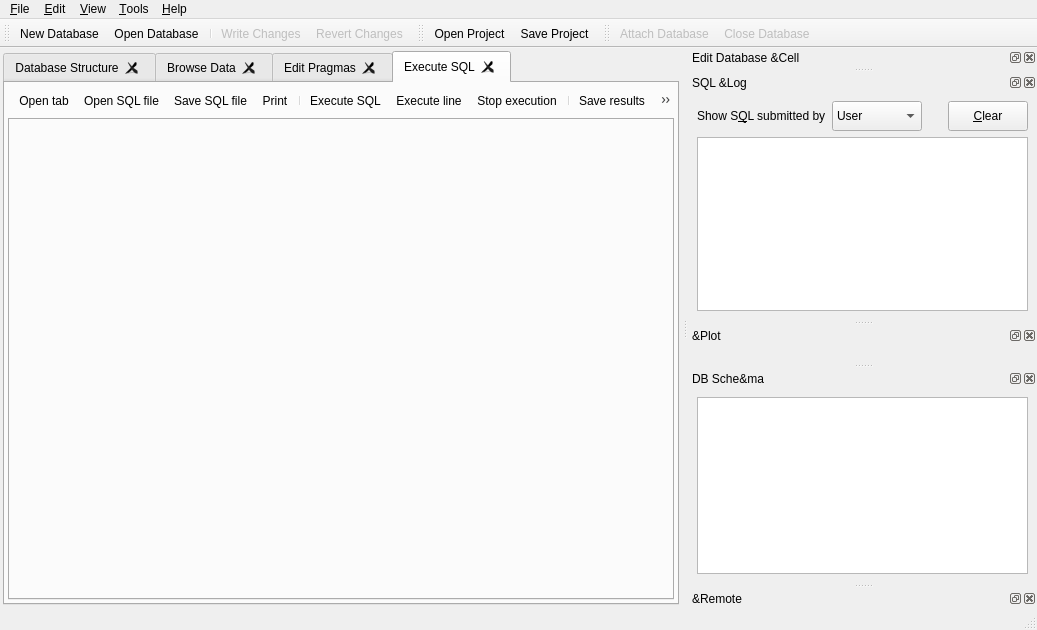
sqlitebrowser/sqlitebrowser, file src/MainWindow.ui: the form before one commit.
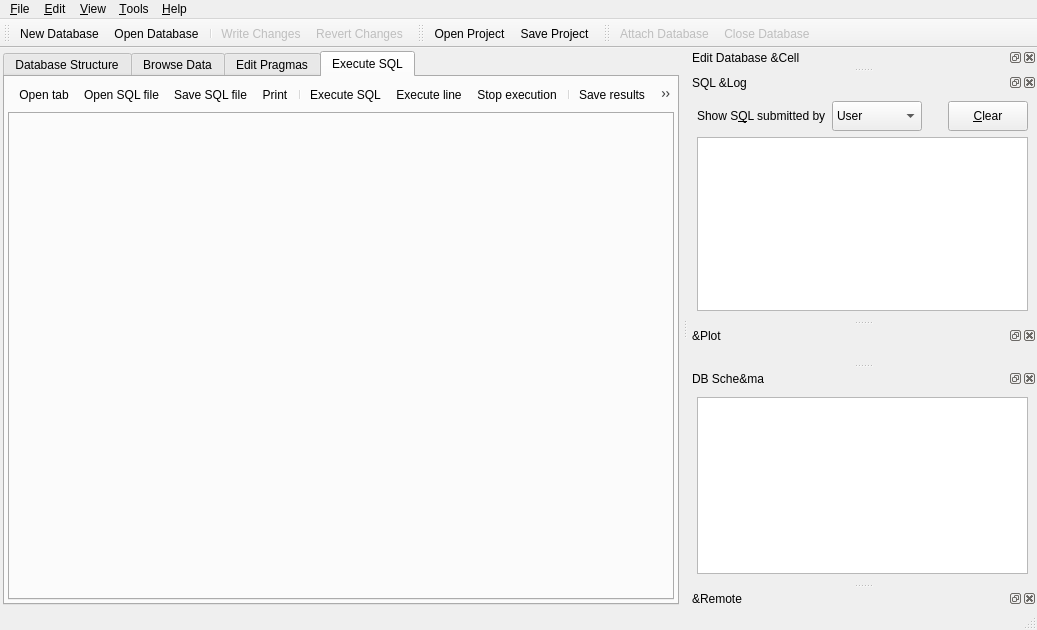
The form after the commit. The open tabs and pages were chosen to show the change. Icons and pictures are not drawn. Custom widgets are drawn as their Qt base class.

Commit message:
Remove close buttons on tabs and add button for closing SQL tabs
This gives us some more space in the tab bar and should reduce the risk
of accidentally closing a tab. It looks prettier too. We could add an
option for this in the Preferences dialog but in order to not add too
many rarely used options, let's try it without an option first.

See issue #1968.

Patch:
```diff
--- a/src/MainWindow.ui
+++ b/src/MainWindow.ui
@@ -39,9 +39,6 @@
       <property name="currentIndex">
        <number>0</number>
       </property>
-      <property name="tabsClosable">
-       <bool>true</bool>
-      </property>
       <property name="movable">
        <bool>true</bool>
       </property>
@@ -727,9 +724,6 @@
           <property name="currentIndex">
            <number>-1</number>
           </property>
-          <property name="tabsClosable">
-           <bool>true</bool>
-          </property>
           <property name="movable">
            <bool>true</bool>
           </property>
```
The commit also changes 1 other file.
